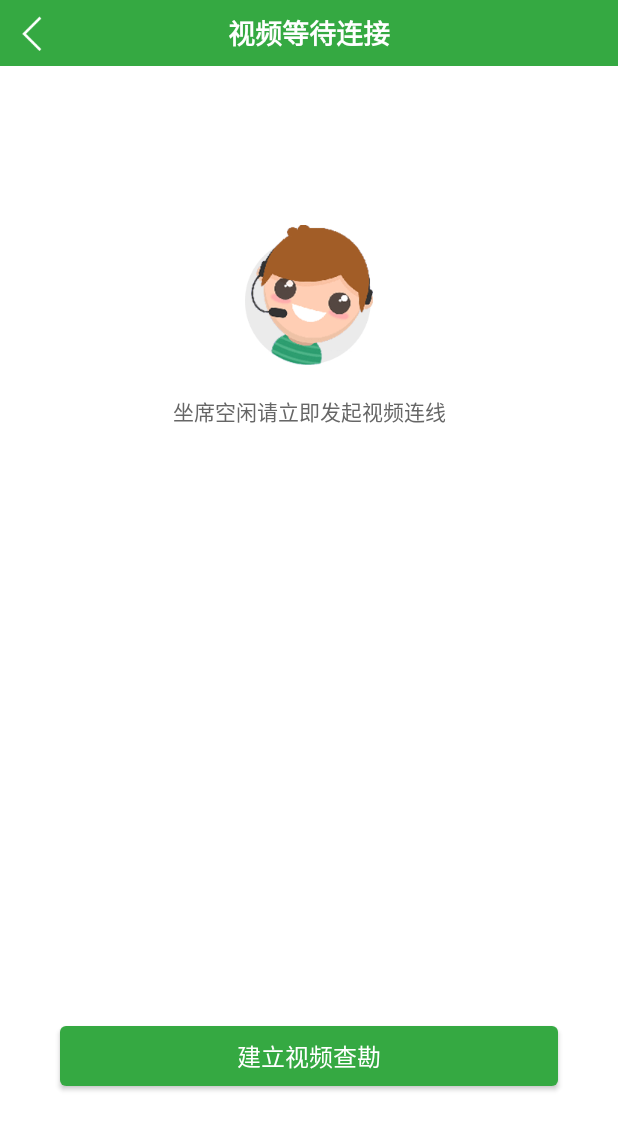
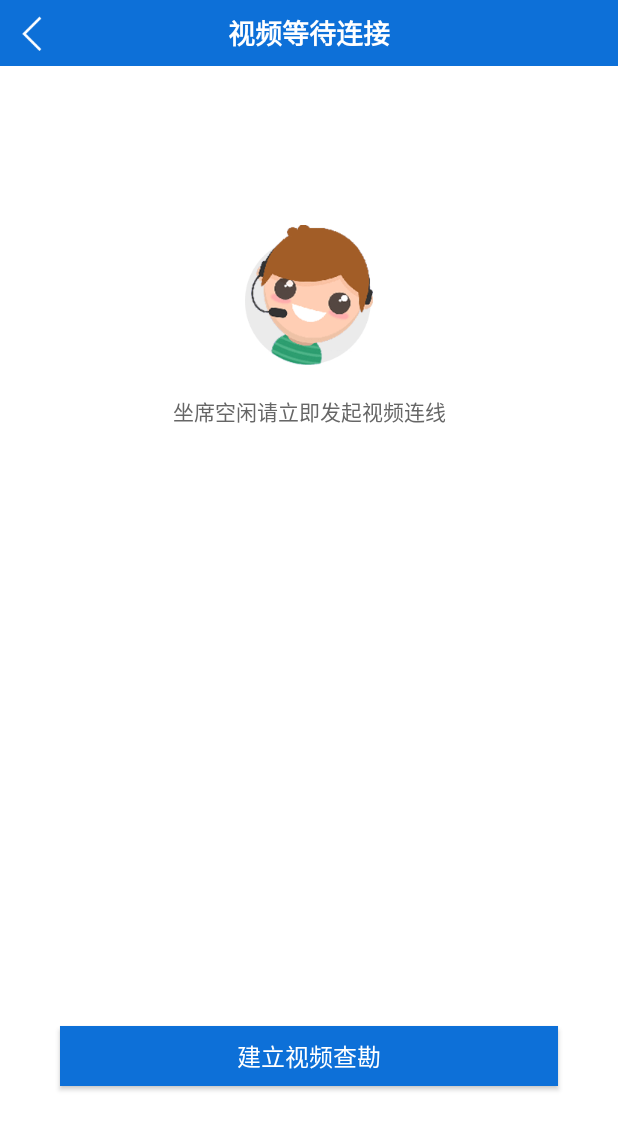
Before and after one commit to wangluAndroid/zcbl-video-survey-android, an Android app: the screen it shows after launch (ZCBLVideoSurveyConnectTransionActivity), after a tap on "Hello World!", on a phone screen of 412 x 824 dp. Shown: the top 1130 px of the screen. Run offline under Robolectric (Android 15) with nearby library versions, the phone set to English and light mode, and no system bars; libraries missing offline, so code that uses them is left out: com.wilddog.client, com.wilddog.wilddogauth, com.wilddog.wilddogcore; 2 statements that could not run were skipped.

Commit message:
android添加色值传递，用来修改状态栏和导航栏颜色

```diff
--- a/app/src/main/java/com/zcbl/client/zcbl_video_survey_android/MainActivity.java
+++ b/app/src/main/java/com/zcbl/client/zcbl_video_survey_android/MainActivity.java
@@ -36,6 +36,7 @@ public class MainActivity extends AppCompatActivity {
                 surveyModel.setCaseAddress(caseAddress);
                 surveyModel.setLatitude("90.000");
                 surveyModel.setLongitude("125.000");
+                surveyModel.setNavigatorBarColor("#0d70d8");
                 ZCBLSDK.goToVideoSurvey(MainActivity.this, surveyModel);
                 //测试bug统计
 //                ZCBLCrashHandler.getInstance().init(MainActivity.this);
--- a/zcbl-video-survey-library/src/main/java/com/zcbl/client/zcbl_video_survey_library/bean/ZCBLRequireParamsModel.java
+++ b/zcbl-video-survey-library/src/main/java/com/zcbl/client/zcbl_video_survey_library/bean/ZCBLRequireParamsModel.java
@@ -33,7 +33,29 @@ public class ZCBLRequireParamsModel implements Serializable{
      */
     private String caseAddress;
 
+    /**
+     * 导航条和状态栏颜色--针对5.0以上
+     */
+    private String navigatorBarColor ;
+
     public ZCBLRequireParamsModel() {
+    }
+
+    /**
+     * @param siSurveyNo 事故查勘号
+     * @param phoneNum 当前APP登录手机号
+     * @param longitude 报案事故时经度
+     * @param latitude 报案事故时纬度
+     * @param caseAddress 报案事故详细地点
+     * @param navigatorBarColor 导航栏和状态栏颜色
+     */
+    public ZCBLRequireParamsModel(String siSurveyNo, String phoneNum, String longitude, String latitude, String caseAddress, String navigatorBarColor) {
+        this.siSurveyNo = siSurveyNo;
+        this.phoneNum = phoneNum;
+        this.longitude = longitude;
+        this.latitude = latitude;
+        this.caseAddress = caseAddress;
+        this.navigatorBarColor = navigatorBarColor;
     }
 
     /**
@@ -91,6 +113,14 @@ public class ZCBLRequireParamsModel implements Serializable{
         this.caseAddress = caseAddress;
     }
 
+    public String getNavigatorBarColor() {
+        return navigatorBarColor;
+    }
+
+    public void setNavigatorBarColor(String navigatorBarColor) {
+        this.navigatorBarColor = navigatorBarColor;
+    }
+
     @Override
     public String toString() {
         return "ZCBLRequireParamsModel{" +
@@ -99,6 +129,7 @@ public class ZCBLRequireParamsModel implements Serializable{
                 ", longitude='" + longitude + '\'' +
                 ", latitude='" + latitude + '\'' +
                 ", caseAddress='" + caseAddress + '\'' +
+                ", navigatorBarColor='" + navigatorBarColor + '\'' +
                 '}';
     }
 }
--- a/zcbl-video-survey-library/src/main/java/com/zcbl/client/zcbl_video_survey_library/bean/ZCBLVideoSurveyModel.java
+++ b/zcbl-video-survey-library/src/main/java/com/zcbl/client/zcbl_video_survey_library/bean/ZCBLVideoSurveyModel.java
@@ -15,8 +15,21 @@ public class ZCBLVideoSurveyModel implements Serializable {
     private String videoRoomId;
     private String syncCommandNodePath;
     private String syncVideoConnectCommandNodePath;
+    private String navigatorBarColor ;
 
     public ZCBLVideoSurveyModel() {
+    }
+
+    public ZCBLVideoSurveyModel(String siSurveyNo, String phoneNum, String longitude, String latitude, String caseAddress, String videoRoomId, String syncCommandNodePath, String syncVideoConnectCommandNodePath, String navigatorBarColor) {
+        this.siSurveyNo = siSurveyNo;
+        this.phoneNum = phoneNum;
+        this.longitude = longitude;
+        this.latitude = latitude;
+        this.caseAddress = caseAddress;
+        this.videoRoomId = videoRoomId;
+        this.syncCommandNodePath = syncCommandNodePath;
+        this.syncVideoConnectCommandNodePath = syncVideoConnectCommandNodePath;
+        this.navigatorBarColor = navigatorBarColor;
     }
 
     public ZCBLVideoSurveyModel(String siSurveyNo,
@@ -103,6 +116,14 @@ public class ZCBLVideoSurveyModel implements Serializable {
         this.syncVideoConnectCommandNodePath = syncVideoConnectCommandNodePath;
     }
 
+    public String getNavigatorBarColor() {
+        return navigatorBarColor;
+    }
+
+    public void setNavigatorBarColor(String navigatorBarColor) {
+        this.navigatorBarColor = navigatorBarColor;
+    }
+
     @Override
     public String toString() {
         return "ZCBLVideoSurveyModel{" +
@@ -114,6 +135,7 @@ public class ZCBLVideoSurveyModel implements Serializable {
                 ", videoRoomId='" + videoRoomId + '\'' +
                 ", syncCommandNodePath='" + syncCommandNodePath + '\'' +
                 ", syncVideoConnectCommandNodePath='" + syncVideoConnectCommandNodePath + '\'' +
+                ", navigatorBarColor='" + navigatorBarColor + '\'' +
                 '}';
     }
 }
--- a/zcbl-video-survey-library/src/main/java/com/zcbl/client/zcbl_video_survey_library/ui/activity/ZCBLVideoSurveyConnectTransionActivity.java
+++ b/zcbl-video-survey-library/src/main/java/com/zcbl/client/zcbl_video_survey_library/ui/activity/ZCBLVideoSurveyConnectTransionActivity.java
@@ -3,7 +3,9 @@ package com.zcbl.client.zcbl_video_survey_library.ui.activity;
 import android.content.DialogInterface;
 import android.content.Intent;
 import android.content.pm.PackageManager;
+import android.graphics.Color;
 import android.net.Uri;
+import android.os.Build;
 import android.os.Bundle;
 import android.os.CountDownTimer;
 import android.os.Handler;
@@ -16,8 +18,11 @@ import android.support.v7.app.AppCompatActivity;
 import android.text.TextUtils;
 import android.util.Log;
 import android.view.View;
+import android.view.Window;
+import android.view.WindowManager;
 import android.widget.Button;
 import android.widget.ImageView;
+import android.widget.RelativeLayout;
 import android.widget.TextView;
 
 import com.wilddog.client.ChildEventListener;
@@ -105,6 +110,8 @@ public class ZCBLVideoSurveyConnectTransionActivity extends AppCompatActivity im
         }
     };
     private TextView video_transition_title;
+    private RelativeLayout video_transition_rl;
+    private int thirdNavigatorBarColor;
 
 
     /**
@@ -116,18 +123,48 @@ public class ZCBLVideoSurveyConnectTransionActivity extends AppCompatActivity im
         super.onCreate(savedInstanceState);
         setContentView(R.layout.activity_video_survey_connect_transition);
         initView();
+        dynamicUpdateNavigatorColor();
         initData();
         requestPermissions(false);
     }
 
-    private void initData() {
+    private void dynamicUpdateNavigatorColor() {
+
         Intent intent = getIntent();
         zcblVideoSurveyModel = (ZCBLVideoSurveyModel) intent.getSerializableExtra("zcbl_model");
+
+        String tempColor = zcblVideoSurveyModel.getNavigatorBarColor();
+        if (!TextUtils.isEmpty(tempColor)) {
+            try {
+                thirdNavigatorBarColor = Color.parseColor(tempColor) ;
+                video_transition_rl.setBackgroundColor(thirdNavigatorBarColor);
+                but_start_video.setBackgroundColor(thirdNavigatorBarColor);
+
+                if (Build.VERSION.SDK_INT >= Build.VERSION_CODES.LOLLIPOP) {
+                    Window window = getWindow();
+                    window.clearFlags(WindowManager.LayoutParams.FLAG_TRANSLUCENT_STATUS
+                            | WindowManager.LayoutParams.FLAG_TRANSLUCENT_NAVIGATION);
+                    window.addFlags(WindowManager.LayoutParams.FLAG_DRAWS_SYSTEM_BAR_BACKGROUNDS);
+                    window.setStatusBarColor(thirdNavigatorBarColor);
+                }
+            } catch (Exception e) {
+                Log.e(TAG, "dynamicUpdateNavigatorColor: "+e.toString() );
+                Log.e(TAG, "dynamicUpdateNavigatorColor: 颜色值无法解析");
+            }
+
+        }
+
+    }
+
+    private void initData() {
+
         siSurveyNo = zcblVideoSurveyModel.getSiSurveyNo();
         phoneNum = zcblVideoSurveyModel.getPhoneNum();
     }
 
     private void initView() {
+        video_transition_rl = (RelativeLayout) findViewById(R.id.video_transition_rl);
+
         iv_goback = (ImageView) findViewById(R.id.video_transition_goback);
         iv_transition_image = (ImageView) findViewById(R.id.video_transition_image);
         tv_descption = (TextView) findViewById(R.id.video_transition_description);
@@ -137,7 +174,6 @@ public class ZCBLVideoSurveyConnectTransionActivity extends AppCompatActivity im
         video_transition_tel.setOnClickListener(this);
         iv_goback.setOnClickListener(this);
         but_start_video.setOnClickListener(this);
-
     }
 
 
@@ -445,7 +481,11 @@ public class ZCBLVideoSurveyConnectTransionActivity extends AppCompatActivity im
         iv_transition_image.setImageResource(R.drawable.ic_zuoxi_free);
         but_start_video.setEnabled(true);
         but_start_video.setText(R.string.but_zuoxi_free);
-        but_start_video.setBackgroundResource(R.drawable.ripple_selector_button);
+        if (0 != thirdNavigatorBarColor) {
+            but_start_video.setBackgroundColor(thirdNavigatorBarColor);
+        }else{
+            but_start_video.setBackgroundResource(R.drawable.ripple_selector_button);
+        }
         tv_descption.setText(R.string.text_zuoxi_free);
         video_transition_title.setText(R.string.title_video_connection);
     }
--- a/zcbl-video-survey-library/src/main/java/com/zcbl/client/zcbl_video_survey_library/utils/ZCBLCheckUtils.java
+++ b/zcbl-video-survey-library/src/main/java/com/zcbl/client/zcbl_video_survey_library/utils/ZCBLCheckUtils.java
@@ -40,6 +40,7 @@ public class ZCBLCheckUtils {
         String longitude = params.getLongitude();
         String latitude = params.getLatitude();
         String caseAddress = params.getCaseAddress();
+        String navigatorBarColor = params.getNavigatorBarColor();
         if(ZCBLCheckUtils.checkStringEmpty(siSurveyNo)){
             ZCBLToastUtils.showToast(context,"报案号不能为空");
             return null;
@@ -56,7 +57,7 @@ public class ZCBLCheckUtils {
             ZCBLToastUtils.showToast(context,"地理详细位置不能为空");
             return null;
         }
-        ZCBLVideoSurveyModel model = new ZCBLVideoSurveyModel(siSurveyNo, phoneNum, longitude, latitude, caseAddress, "", "", "");
+        ZCBLVideoSurveyModel model = new ZCBLVideoSurveyModel(siSurveyNo, phoneNum, longitude, latitude, caseAddress, "", "", "",navigatorBarColor);
         return model;
     }
 }
--- a/zcbl-video-survey-library/src/main/res/layout/activity_video_survey_connect_transition.xml
+++ b/zcbl-video-survey-library/src/main/res/layout/activity_video_survey_connect_transition.xml
@@ -7,6 +7,7 @@
 
 
     <RelativeLayout
+        android:id="@+id/video_transition_rl"
         android:layout_width="match_parent"
         android:layout_height="44dp"
         android:background="@color/title_bar_35A942"
```
Also changed, not shown: app/build.gradle (+4 -4 lines).
